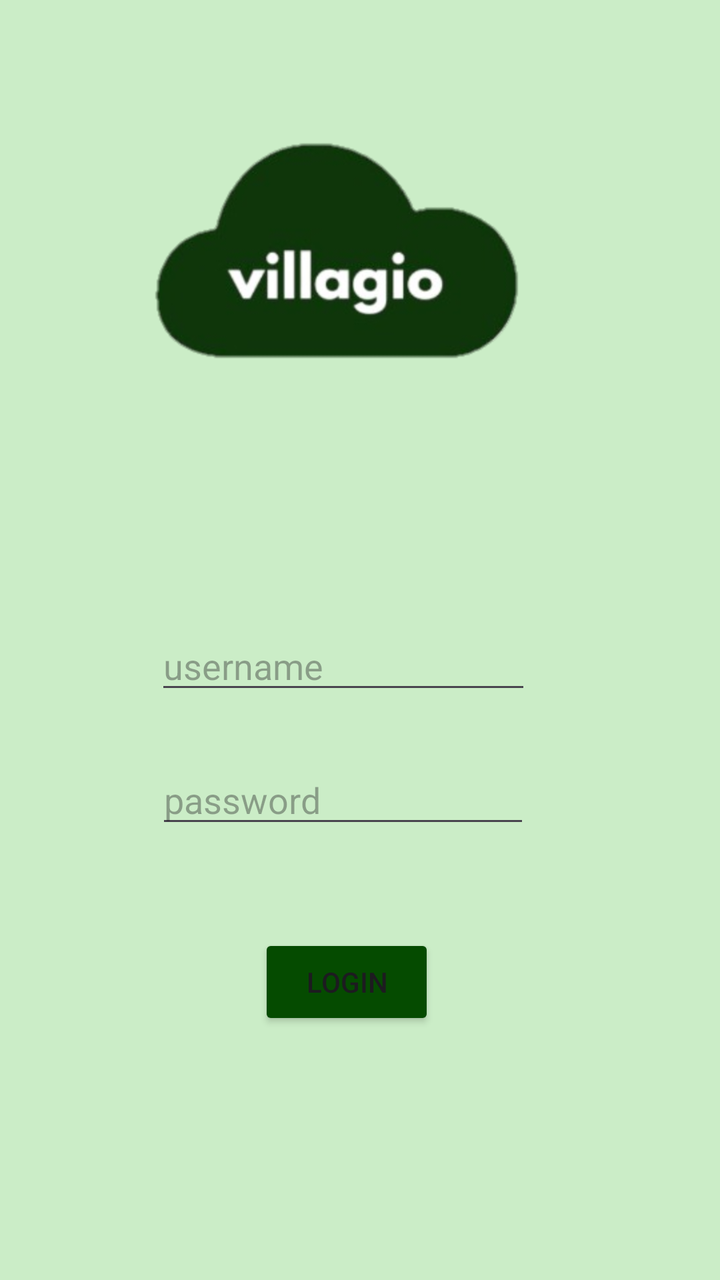
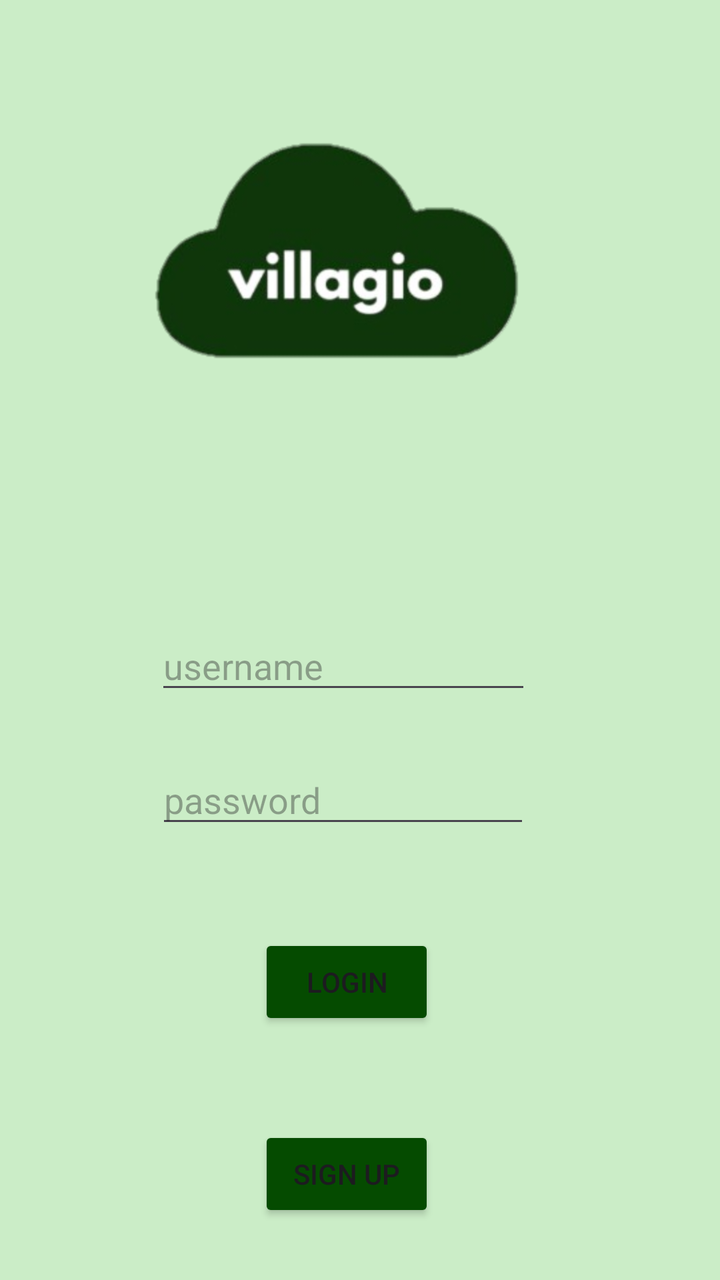

Two renders of the same Android screen: before a commit and after it. Below are the layout's source before the change and the commit's diff.
<!-- AndroidManifest.xml: application theme Theme.Elincortis -->
<!-- res/layout/activity_auth.xml -->
<?xml version="1.0" encoding="utf-8"?>
<androidx.constraintlayout.widget.ConstraintLayout
    xmlns:android="http://schemas.android.com/apk/res/android"
    xmlns:tools="http://schemas.android.com/tools"
    xmlns:app="http://schemas.android.com/apk/res-auto"
    android:id="@+id/main"
    android:layout_width="match_parent"
    android:layout_height="match_parent"
    android:background="#CBEDC7"
    tools:context="pertemuan6.AuthActivity">

    <ImageView
        android:id="@+id/imageView2"
        android:layout_width="0dp"
        android:layout_height="216dp"
        app:layout_constraintBottom_toBottomOf="parent"
        app:layout_constraintEnd_toEndOf="parent"
        app:layout_constraintHorizontal_bias="0.465"
        app:layout_constraintStart_toStartOf="parent"
        app:layout_constraintTop_toTopOf="parent"
        app:layout_constraintVertical_bias="0.111"
        app:srcCompat="@drawable/logo" />

    <EditText
        android:id="@+id/inputUsername"
        android:layout_width="188dp"
        android:layout_height="37dp"
        android:layout_marginTop="52dp"
        android:ems="10"
        android:hint="username"
        android:inputType="text"
        app:layout_constraintEnd_toEndOf="parent"
        app:layout_constraintHorizontal_bias="0.452"
        app:layout_constraintStart_toStartOf="parent"
        app:layout_constraintTop_toBottomOf="@+id/imageView2" />

    <Button
        android:id="@+id/button2"
        android:layout_width="wrap_content"
        android:layout_height="wrap_content"
        android:layout_marginTop="48dp"
        android:text="Login"
        android:backgroundTint="#054B00"
        app:layout_constraintEnd_toEndOf="parent"
        app:layout_constraintHorizontal_bias="0.476"
        app:layout_constraintStart_toStartOf="parent"
        app:layout_constraintTop_toBottomOf="@+id/inputPw" />

    <EditText
        android:id="@+id/inputPw"
        android:layout_width="187dp"
        android:layout_height="39dp"
        android:layout_marginTop="28dp"
        android:ems="10"
        android:hint="password"
        android:inputType="text"
        app:layout_constraintEnd_toEndOf="parent"
        app:layout_constraintHorizontal_bias="0.45"
        app:layout_constraintStart_toStartOf="parent"
        app:layout_constraintTop_toBottomOf="@+id/inputUsername" />
</androidx.constraintlayout.widget.ConstraintLayout>
<!-- resources referenced by this layout -->
<resources>
  <!-- drawable logo: png bitmap (drawable, 31883 bytes) -->
  <style name="Theme.Elincortis" parent="Base.Theme.Elincortis" />
  <style name="Base.Theme.Elincortis" parent="Theme.Material3.DayNight.NoActionBar">
          
          
      </style>
</resources>

<!-- the commit's change to res/layout/activity_auth.xml (unified diff, before → after) -->
@@ -7,7 +7,7 @@
     android:layout_width="match_parent"
     android:layout_height="match_parent"
     android:background="#CBEDC7"
-    tools:context="pertemuan6.AuthActivity">
+    tools:context=".pertemuan6.AuthActivity">
 
     <ImageView
         android:id="@+id/imageView2"
@@ -58,4 +58,16 @@
         app:layout_constraintHorizontal_bias="0.45"
         app:layout_constraintStart_toStartOf="parent"
         app:layout_constraintTop_toBottomOf="@+id/inputUsername" />
+
+    <Button
+        android:id="@+id/signup"
+        android:layout_width="wrap_content"
+        android:layout_height="wrap_content"
+        android:layout_marginTop="48dp"
+        android:backgroundTint="#054B00"
+        android:text="Sign Up"
+        app:layout_constraintEnd_toEndOf="parent"
+        app:layout_constraintHorizontal_bias="0.476"
+        app:layout_constraintStart_toStartOf="parent"
+        app:layout_constraintTop_toBottomOf="@+id/button2" />
 </androidx.constraintlayout.widget.ConstraintLayout>
